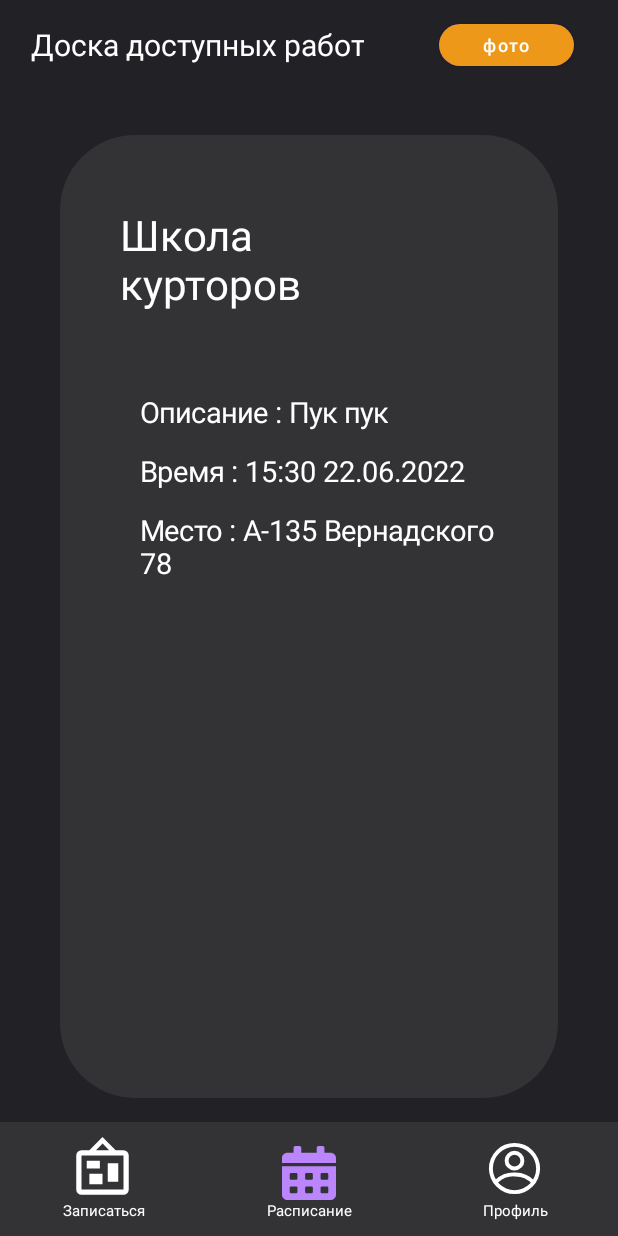
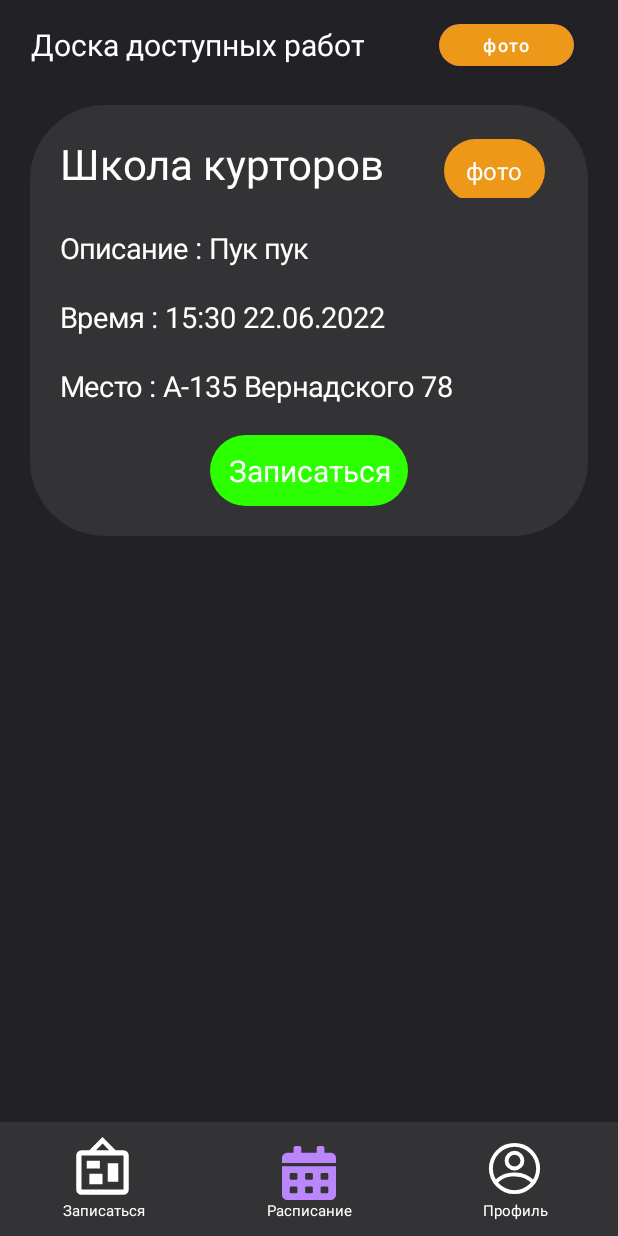
Before and after one commit to DimaSHMEL/SMC_orgonaizer_app, an Android app: the fragment NewJobPage placed in its activity, after a tap on "Видео", on a phone screen of 412 x 824 dp. Run offline under Robolectric (Android 15) with nearby library versions, the phone set to English and light mode, and no system bars; 1 statement that could not run was skipped.

Commit message:
some scaling tweaks

```diff
--- a/SMC_orgonaizer_app/app/src/main/java/com/example/smc_orgonaizer_app/NewJobPage.java
+++ b/SMC_orgonaizer_app/app/src/main/java/com/example/smc_orgonaizer_app/NewJobPage.java
@@ -77,9 +77,11 @@ public class NewJobPage extends Fragment {
     private List<String> typeSelectors = new ArrayList<String>(Arrays.asList(new String[]{"видео", "фото", "дизайн", "текст", "все"}));
     private int typeSelectorState = 0;
     private Button typeSelectorBtn;
+    private float scale;
     @Override
     public void onStart() {
         super.onStart();
+        scale = getContext().getResources().getDisplayMetrics().density;
         //Добавление обработчика на кнопку селектора по типу
         typeSelectorBtn = getActivity().findViewById(R.id.new_jobs_type_selector_btn);
         databaseHelper = new DatabaseHelper(getContext());
@@ -193,8 +195,8 @@ public class NewJobPage extends Fragment {
                 LinearLayout.LayoutParams.WRAP_CONTENT
         );
         params.gravity = Gravity.FILL | Gravity.FILL_HORIZONTAL;
-        params.setMargins(60, 60, 60, 0);
-        newView.setPadding(60, 60, 60, 60);
+        params.setMargins((int) (20 * scale), (int) (20 * scale), (int) (20 * scale), 0);
+        newView.setPadding((int) (20* scale), (int) (20* scale), (int) (20* scale), (int) (20* scale));
         newView.setLayoutParams(params);
         return newView;
     }
@@ -215,14 +217,14 @@ public class NewJobPage extends Fragment {
         params = new LinearLayout.LayoutParams(
                 ViewGroup.LayoutParams.WRAP_CONTENT,
                 ViewGroup.LayoutParams.WRAP_CONTENT);
-        params.setMargins(0, 0, 150, 0);
+        params.setMargins(0, 0, (int) (40 * scale), 0);
         Title.setLayoutParams(params);
 
         TextView Type = new TextView(this.getContext());
         Type.setText(type);
         Type.setTextColor(Color.parseColor("#FFFFFF"));
         Type.setTextSize(16);
-        Type.setPadding(50, 30, 50 , 30);
+        Type.setPadding((int) (15* scale), (int) (10* scale), (int) (15* scale), (int) (10* scale));
         Type.setBackground(changeColor());
 
         newView.addView(Title);
@@ -264,7 +266,7 @@ public class NewJobPage extends Fragment {
         LinearLayout.LayoutParams params = new LinearLayout.LayoutParams(
                 ViewGroup.LayoutParams.WRAP_CONTENT,
                 ViewGroup.LayoutParams.WRAP_CONTENT);
-        params.setMargins(20, 20, 0, 0);
+        params.setMargins(0, (int) (20 * scale), 0, 0);
         params.gravity = Gravity.FILL;
         params.weight = 1;
         newText.setLayoutParams(params);
@@ -283,12 +285,12 @@ public class NewJobPage extends Fragment {
         LinearLayout.LayoutParams params = new LinearLayout.LayoutParams(
                 ViewGroup.LayoutParams.MATCH_PARENT,
                 ViewGroup.LayoutParams.WRAP_CONTENT);
-        params.setMargins(250, 60, 250, 0);
+        params.setMargins((int) (100 * scale), (int) (20* scale), (int) (100* scale), 0);
         newText.setLayoutParams(params);
         newText.setBackground(drawable);
         newText.setGravity(Gravity.CENTER);
         newText.setTextSize(20);
-        newText.setPadding(0, 20, 0, 20);
+        newText.setPadding(0, (int) (10* scale), 0, (int) (10* scale));
         newText.setOnClickListener(new View.OnClickListener() {
             @Override
             public void onClick(View v) {
--- a/SMC_orgonaizer_app/app/src/main/java/com/example/smc_orgonaizer_app/Schedule.java
+++ b/SMC_orgonaizer_app/app/src/main/java/com/example/smc_orgonaizer_app/Schedule.java
@@ -93,6 +93,7 @@ public class Schedule extends Fragment {
     private TextView DATE, month;
     public void onStart() {
         super.onStart();
+        scale = getContext().getResources().getDisplayMetrics().density;
         currentDate = new GregorianCalendar();
         //Работа с базой данных
         databaseHelper = new DatabaseHelper(getContext());
@@ -242,6 +243,7 @@ public class Schedule extends Fragment {
         }
         month.setText(month.getText().toString() + " " + currentDate.get(Calendar.YEAR));
     }
+    private float scale;
 
     //создание массива кнопок
     private TextView makeDateButton(String date)
@@ -250,7 +252,6 @@ public class Schedule extends Fragment {
 
         GradientDrawable gdDefault = new GradientDrawable();
         gdDefault.setColor(getResources().getColor(R.color.all_selector_color));
-        final float scale = getContext().getResources().getDisplayMetrics().density;
         gdDefault.setCornerRadius(100 * scale);
         button.setBackground(gdDefault);
 
@@ -258,14 +259,14 @@ public class Schedule extends Fragment {
         LinearLayout.LayoutParams params = new LinearLayout.LayoutParams(
                 ViewGroup.LayoutParams.WRAP_CONTENT,
                 ViewGroup.LayoutParams.WRAP_CONTENT);
-        params.setMargins((int) (10 * scale), 0, (int) (10 * scale), 0);
+        params.setMargins((int) (5 * scale), 0, (int) (5 * scale), 0);
         params.weight = 1;
 
         button.setLayoutParams(params);
         button.setGravity(Gravity.CENTER_HORIZONTAL | Gravity.CENTER_VERTICAL);
         button.setTextSize(20);
-        button.setHeight(150);
-        button.setWidth(125);
+        button.setHeight((int) (50 * scale));
+        button.setWidth((int) (50 * scale));
         button.setTextColor(getResources().getColor(R.color.white));
         button.setOnClickListener(new View.OnClickListener()
         {
@@ -427,9 +428,9 @@ public class Schedule extends Fragment {
                 LinearLayout.LayoutParams.MATCH_PARENT
         );
         params.gravity = Gravity.FILL | Gravity.FILL_HORIZONTAL;
-        params.setMargins(20, 60, 20, 0);
+        params.setMargins((int) (20 * scale), (int) (20 * scale), (int) (20 * scale), 0);
         newView.setLayoutParams(params);
-        newView.setPadding(20, 40, 20, 40);
+        newView.setPadding((int) (20 * scale), (int) (20 * scale), (int) (20 * scale), (int) (20 * scale));
         return newView;
     }
     //Создать текст в предмете
@@ -441,11 +442,11 @@ public class Schedule extends Fragment {
         LinearLayout.LayoutParams params = new LinearLayout.LayoutParams(
                 ViewGroup.LayoutParams.WRAP_CONTENT,
                 ViewGroup.LayoutParams.WRAP_CONTENT);
-        params.setMargins(20, 0, 0, 0);
+        params.setMargins(0, 0, 0, 0);
         params.gravity = Gravity.FILL;
         params.weight = 1;
         newText.setLayoutParams(params);
-        newText.setTextSize(16);
+        newText.setTextSize(14);
         return newText;
     }
 
```
